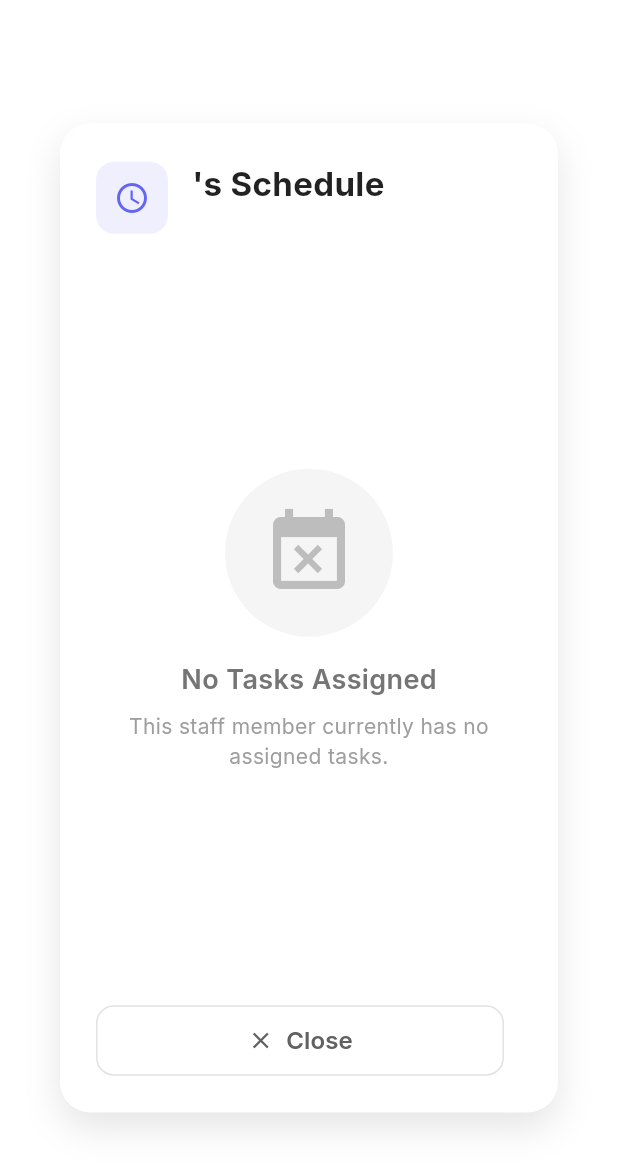
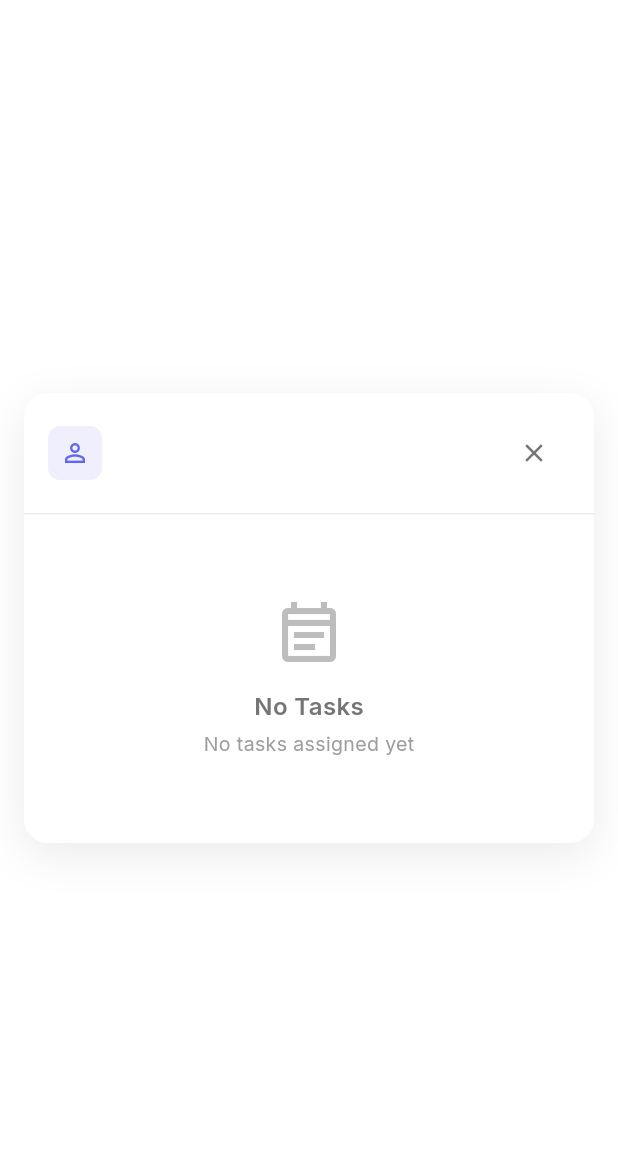
Before and after one commit to delgadjp/Raven-Nest, a Flutter app: the StaffScheduleDialog widget shown alone on an empty page, opened directly with empty values, on a phone screen of 412 x 824 dp. Shown: the top 1168 px of the screen. Run offline on Flutter 3.47's test engine with Material 3 defaults, Android fonts, the phone set to English and light mode, and no system bars; our stand-ins replace fl_chart, go_router, google_fonts, supabase_flutter; accounts and stored records are empty.

Commit message:
refactor: Improve layout and responsiveness of StaffScheduleDialog with dynamic height calculations and enhanced UI components

```diff
--- a/lib/widgets/housekeeping/staff_schedule_dialog.dart
+++ b/lib/widgets/housekeeping/staff_schedule_dialog.dart
@@ -12,141 +12,184 @@ class StaffScheduleDialog extends StatelessWidget {
 
   @override
   Widget build(BuildContext context) {
+    final screenSize = MediaQuery.of(context).size;
+    final isSmallScreen = screenSize.width < 600;
+
     // Sort tasks by due date using utility
     final sortedTasks = ScheduleUtils.sortTasksByDateTime(staffTasks);
 
     // Group tasks by date using utility
     final tasksByDate = ScheduleUtils.groupTasksByDate(sortedTasks);
 
+    // Calculate dynamic height based on task count
+    final taskCount = staffTasks.length;
+    final dateCount = tasksByDate.keys.length;
+
+    // Estimate heights
+    final headerHeight = isSmallScreen ? 80.0 : 90.0;
+    final dividerHeight = 1.0;
+    final emptyStateHeight = isSmallScreen ? 200.0 : 250.0;
+    final taskCardHeight = isSmallScreen ? 90.0 : 110.0;
+    final dateHeaderHeight = isSmallScreen ? 40.0 : 50.0;
+    final paddingHeight = isSmallScreen ? 32.0 : 44.0; // ListView padding
+    final spacingHeight = dateCount > 1 ? (dateCount - 1) * (isSmallScreen ? 16.0 : 20.0) : 0.0;
+
+    double contentHeight;
+    if (staffTasks.isEmpty) {
+      contentHeight = headerHeight + dividerHeight + emptyStateHeight;
+    } else {
+      contentHeight = headerHeight + dividerHeight + paddingHeight +
+                     (dateCount * dateHeaderHeight) +
+                     (taskCount * taskCardHeight) +
+                     spacingHeight;
+    }
+
+    // Set min and max constraints
+    final minHeight = isSmallScreen ? 300.0 : 400.0;
+    final maxHeight = screenSize.height * (isSmallScreen ? 0.85 : 0.8);
+
+    final dialogHeight = contentHeight.clamp(minHeight, maxHeight);
+
     return Dialog(
-      shape: RoundedRectangleBorder(
-        borderRadius: BorderRadius.circular(20),
+      backgroundColor: Colors.transparent,
+      insetPadding: EdgeInsets.symmetric(
+        horizontal: isSmallScreen ? 16 : 40,
+        vertical: isSmallScreen ? 24 : 60,
       ),
-      backgroundColor: Colors.transparent,
       child: Container(
-        width: double.maxFinite,
-        height: MediaQuery.of(context).size.height * 0.8,
-        padding: const EdgeInsets.all(24),
+        width: isSmallScreen ? double.maxFinite : 600,
+        height: dialogHeight,
+        constraints: BoxConstraints(
+          minHeight: minHeight,
+          maxHeight: maxHeight,
+        ),
         decoration: BoxDecoration(
           color: Colors.white,
-          borderRadius: BorderRadius.circular(20),
+          borderRadius: BorderRadius.circular(16),
           boxShadow: [
             BoxShadow(
-              color: Colors.black.withOpacity(0.1),
-              blurRadius: 20,
-              offset: const Offset(0, 10),
+              color: Colors.black.withOpacity(0.08),
+              blurRadius: 24,
+              offset: const Offset(0, 8),
             ),
           ],
         ),
         child: Column(
-          crossAxisAlignment: CrossAxisAlignment.start,
           children: [
             // Header
-            _buildHeader(),
-            const SizedBox(height: 20),
+            _buildHeader(context, isSmallScreen),
+
+            // Divider
+            Divider(
+              height: 1,
+              color: Colors.grey.withOpacity(0.2),
+            ),
 
             // Schedule Content
             Expanded(
               child: staffTasks.isEmpty
-                  ? _buildEmptyState()
-                  : _buildScheduleContent(tasksByDate),
+                  ? _buildEmptyState(isSmallScreen)
+                  : _buildScheduleContent(tasksByDate, isSmallScreen),
             ),
-
-            const SizedBox(height: 20),
-
-            // Actions
-            _buildActions(context),
           ],
         ),
       ),
     );
   }
 
-  Widget _buildHeader() {
-    return Row(
+  Widget _buildHeader(BuildContext context, bool isSmallScreen) {
+    return Padding(
+      padding: EdgeInsets.all(isSmallScreen ? 16 : 20),
+      child: Row(
         children: [
           Container(
-          padding: const EdgeInsets.all(12),
+            padding: const EdgeInsets.all(8),
             decoration: BoxDecoration(
               color: const Color(0xFF6366F1).withOpacity(0.1),
-            borderRadius: BorderRadius.circular(12),
+              borderRadius: BorderRadius.circular(8),
             ),
-          child: const Icon(
-            Icons.schedule,
-            color: Color(0xFF6366F1),
-            size: 24,
+            child: Icon(
+              Icons.person_outline,
+              color: const Color(0xFF6366F1),
+              size: isSmallScreen ? 20 : 24,
             ),
           ),
-        const SizedBox(width: 16),
+          const SizedBox(width: 12),
           Expanded(
             child: Column(
               crossAxisAlignment: CrossAxisAlignment.start,
               children: [
                 Text(
-                '${staffMember['name']}\'s Schedule',
-                style: const TextStyle(
-                  fontSize: 22,
-                  fontWeight: FontWeight.bold,
+                  staffMember['name'],
+                  style: TextStyle(
+                    fontSize: isSmallScreen ? 18 : 20,
+                    fontWeight: FontWeight.w600,
                     color: Colors.black87,
                   ),
+                  overflow: TextOverflow.ellipsis,
                 ),
                 Text(
                   staffMember['role'],
                   style: TextStyle(
-                  fontSize: 14,
+                    fontSize: isSmallScreen ? 12 : 14,
                     color: Colors.grey[600],
-                  fontWeight: FontWeight.w500,
                   ),
                 ),
               ],
             ),
           ),
-      ],
-    );
-  }
-
-  Widget _buildEmptyState() {
-    return Center(
-      child: Column(
-        mainAxisAlignment: MainAxisAlignment.center,
-        children: [
-          Container(
-            padding: const EdgeInsets.all(24),
-            decoration: BoxDecoration(
-              color: Colors.grey.withOpacity(0.1),
-              shape: BoxShape.circle,
-            ),
-            child: Icon(
-              Icons.event_busy,
-              size: 64,
-              color: Colors.grey[400],
-            ),
-          ),
-          const SizedBox(height: 16),
-          Text(
-            'No Tasks Assigned',
-            style: TextStyle(
-              fontSize: 18,
-              fontWeight: FontWeight.w600,
+          IconButton(
+            onPressed: () => Navigator.of(context).pop(),
+            icon: const Icon(Icons.close),
             color: Colors.grey[600],
-            ),
-          ),
-          const SizedBox(height: 8),
-          Text(
-            'This staff member currently has no assigned tasks.',
-            style: TextStyle(
-              fontSize: 14,
-              color: Colors.grey[500],
-            ),
-            textAlign: TextAlign.center,
+            iconSize: isSmallScreen ? 20 : 24,
           ),
         ],
       ),
     );
   }
 
-  Widget _buildScheduleContent(Map<String, List<Map<String, dynamic>>> tasksByDate) {
+  Widget _buildEmptyState(bool isSmallScreen) {
+    return Padding(
+      padding: EdgeInsets.all(isSmallScreen ? 16 : 24),
+      child: Center(
+        child: Column(
+          mainAxisAlignment: MainAxisAlignment.center,
+          children: [
+            Icon(
+              Icons.event_note_outlined,
+              size: isSmallScreen ? 48 : 64,
+              color: Colors.grey[400],
+            ),
+            SizedBox(height: isSmallScreen ? 12 : 16),
+            Text(
+              'No Tasks',
+              style: TextStyle(
+                fontSize: isSmallScreen ? 16 : 18,
+                fontWeight: FontWeight.w600,
+                color: Colors.grey[600],
+              ),
+            ),
+            SizedBox(height: isSmallScreen ? 4 : 8),
+            Text(
+              'No tasks assigned yet',
+              style: TextStyle(
+                fontSize: isSmallScreen ? 13 : 14,
+                color: Colors.grey[500],
+              ),
+            ),
+          ],
+        ),
+      ),
+    );
+  }
+
+  Widget _buildScheduleContent(Map<String, List<Map<String, dynamic>>> tasksByDate, bool isSmallScreen) {
     return ListView.builder(
+      padding: EdgeInsets.symmetric(
+        horizontal: isSmallScreen ? 16 : 20,
+        vertical: isSmallScreen ? 8 : 12,
+      ),
       itemCount: tasksByDate.keys.length,
       itemBuilder: (context, index) {
         final dateKey = tasksByDate.keys.elementAt(index);
@@ -155,54 +198,60 @@ class StaffScheduleDialog extends StatelessWidget {
         return Column(
           crossAxisAlignment: CrossAxisAlignment.start,
           children: [
-            if (index > 0) const SizedBox(height: 20),
-            _buildDateHeader(dateKey),
-            const SizedBox(height: 12),
-            ...tasks.map((task) => _buildTaskCard(task)),
+            if (index > 0) SizedBox(height: isSmallScreen ? 16 : 20),
+            _buildDateHeader(dateKey, isSmallScreen),
+            SizedBox(height: isSmallScreen ? 8 : 12),
+            ...tasks.map((task) => _buildTaskCard(task, isSmallScreen)),
           ],
         );
       },
     );
   }
 
-  Widget _buildDateHeader(String dateKey) {
+  Widget _buildDateHeader(String dateKey, bool isSmallScreen) {
     final now = DateTime.now();
     final isToday = dateKey == ScheduleUtils.formatDate(now);
     final isTomorrow = dateKey == ScheduleUtils.formatDate(now.add(const Duration(days: 1)));
 
     String displayText = dateKey;
-    Color backgroundColor = Colors.grey.withOpacity(0.1);
-    Color textColor = Colors.grey[600]!;
+    Color backgroundColor = Colors.grey.withOpacity(0.08);
+    Color textColor = Colors.grey[700]!;
+    IconData icon = Icons.calendar_today_outlined;
 
     if (isToday) {
-      displayText = 'Today • $dateKey';
-      backgroundColor = Colors.blue.withOpacity(0.1);
-      textColor = Colors.blue;
+      displayText = isSmallScreen ? 'Today' : 'Today';
+      backgroundColor = const Color(0xFF6366F1).withOpacity(0.1);
+      textColor = const Color(0xFF6366F1);
+      icon = Icons.today_outlined;
     } else if (isTomorrow) {
-      displayText = 'Tomorrow • $dateKey';
+      displayText = isSmallScreen ? 'Tomorrow' : 'Tomorrow';
       backgroundColor = Colors.orange.withOpacity(0.1);
-      textColor = Colors.orange;
+      textColor = Colors.orange[700]!;
+      icon = Icons.event_outlined;
     }
 
     return Container(
-      padding: const EdgeInsets.symmetric(horizontal: 12, vertical: 8),
+      padding: EdgeInsets.symmetric(
+        horizontal: isSmallScreen ? 8 : 12,
+        vertical: isSmallScreen ? 6 : 8,
+      ),
       decoration: BoxDecoration(
         color: backgroundColor,
-        borderRadius: BorderRadius.circular(8),
+        borderRadius: BorderRadius.circular(6),
       ),
       child: Row(
         mainAxisSize: MainAxisSize.min,
         children: [
           Icon(
-            Icons.calendar_today,
-            size: 16,
+            icon,
+            size: isSmallScreen ? 14 : 16,
             color: textColor,
           ),
-          const SizedBox(width: 8),
+          SizedBox(width: isSmallScreen ? 6 : 8),
           Text(
             displayText,
             style: TextStyle(
-              fontSize: 14,
+              fontSize: isSmallScreen ? 12 : 14,
               fontWeight: FontWeight.w600,
               color: textColor,
             ),
@@ -212,118 +261,88 @@ class StaffScheduleDialog extends StatelessWidget {
     );
   }
 
-  Widget _buildTaskCard(Map<String, dynamic> task) {
-    final dueDate = task['dueDate'] as DateTime;
+  Widget _buildTaskCard(Map<String, dynamic> task, bool isSmallScreen) {
     final priorityColor = ScheduleUtils.getTaskPriorityColor(task['priority']);
 
     return Container(
-      margin: const EdgeInsets.only(bottom: 12),
-      padding: const EdgeInsets.all(16),
+      margin: EdgeInsets.only(bottom: isSmallScreen ? 8 : 12),
+      padding: EdgeInsets.all(isSmallScreen ? 12 : 16),
       decoration: BoxDecoration(
-        color: Colors.white,
-        borderRadius: BorderRadius.circular(12),
+        color: Colors.grey.withOpacity(0.02),
+        borderRadius: BorderRadius.circular(8),
         border: Border.all(
-          color: priorityColor.withOpacity(0.2),
-          width: 1.5,
+          color: Colors.grey.withOpacity(0.15),
+          width: 1,
         ),
-        boxShadow: [
-          BoxShadow(
-            color: Colors.black.withOpacity(0.05),
-            blurRadius: 8,
-            offset: const Offset(0, 2),
-          ),
-        ],
       ),
       child: Column(
         crossAxisAlignment: CrossAxisAlignment.start,
         children: [
-          // Header with badges
+          // Compact header
           Row(
             children: [
               Container(
-                padding: const EdgeInsets.symmetric(horizontal: 8, vertical: 4),
+                padding: EdgeInsets.symmetric(
+                  horizontal: isSmallScreen ? 6 : 8,
+                  vertical: isSmallScreen ? 2 : 4,
+                ),
                 decoration: BoxDecoration(
                   color: priorityColor,
-                  borderRadius: BorderRadius.circular(6),
+                  borderRadius: BorderRadius.circular(4),
                 ),
                 child: Text(
-                  'Room ${task['room']}',
-                  style: const TextStyle(
+                  task['room'],
+                  style: TextStyle(
                     color: Colors.white,
-                    fontSize: 12,
-                    fontWeight: FontWeight.bold,
+                    fontSize: isSmallScreen ? 10 : 11,
+                    fontWeight: FontWeight.w600,
                   ),
                 ),
               ),
-              const SizedBox(width: 8),
-              TaskPriorityBadge(
-                priority: task['priority'],
-                fontSize: 9,
-                padding: const EdgeInsets.symmetric(horizontal: 6, vertical: 2),
-              ),
+              SizedBox(width: isSmallScreen ? 6 : 8),
               const Spacer(),
               TaskStatusBadge(
                 status: task['status'],
-                fontSize: 9,
-                padding: const EdgeInsets.symmetric(horizontal: 6, vertical: 2),
-              ),
-            ],
-          ),
-          const SizedBox(height: 12),
-
-          // Task type badge
-          TaskTypeBadge(
-            type: task['type'],
-            fontSize: 11,
-          ),
-          const SizedBox(height: 8),
-
-          Row(
-            children: [
-              Icon(
-                Icons.access_time,
-                size: 16,
-                color: Colors.grey[600],
-              ),
-              const SizedBox(width: 4),
-              Text(
-                ScheduleUtils.formatTime(dueDate),
-                style: TextStyle(
-                  fontSize: 14,
-                  color: Colors.grey[600],
-                  fontWeight: FontWeight.w500,
+                fontSize: isSmallScreen ? 8 : 9,
+                padding: EdgeInsets.symmetric(
+                  horizontal: isSmallScreen ? 4 : 6,
+                  vertical: 2,
                 ),
               ),
             ],
           ),
-          if (task['notes'] != null && task['notes'].toString().isNotEmpty) ...[
-            const SizedBox(height: 8),
-            Container(
-              padding: const EdgeInsets.all(8),
-              decoration: BoxDecoration(
-                color: Colors.grey.withOpacity(0.1),
-                borderRadius: BorderRadius.circular(6),
+
+          SizedBox(height: isSmallScreen ? 6 : 8),
+
+          // Task type
+          Row(
+            children: [
+              TaskTypeBadge(
+                type: task['type'],
+                fontSize: isSmallScreen ? 9 : 10,
               ),
-              child: Row(
-                crossAxisAlignment: CrossAxisAlignment.start,
-                children: [
-                  Icon(
-                    Icons.note,
-                    size: 16,
-                    color: Colors.grey[600],
-                  ),
-                  const SizedBox(width: 8),
-                  Expanded(
-                    child: Text(
-                      task['notes'].toString(),
-                      style: TextStyle(
-                        fontSize: 13,
-                        color: Colors.grey[700],
-                      ),
+              SizedBox(width: isSmallScreen ? 6 : 8),
+              TaskPriorityBadge(
+                priority: task['priority'],
+                fontSize: isSmallScreen ? 8 : 9,
+                padding: EdgeInsets.symmetric(
+                  horizontal: isSmallScreen ? 4 : 6,
+                  vertical: 2,
                 ),
               ),
             ],
           ),
+
+          if (task['notes'] != null && task['notes'].toString().isNotEmpty) ...[
+            SizedBox(height: isSmallScreen ? 6 : 8),
+            Text(
+              task['notes'].toString(),
+              style: TextStyle(
+                fontSize: isSmallScreen ? 11 : 12,
+                color: Colors.grey[600],
+              ),
+              maxLines: 2,
+              overflow: TextOverflow.ellipsis,
             ),
           ],
         ],
@@ -331,34 +350,5 @@ class StaffScheduleDialog extends StatelessWidget {
     );
   }
 
-  Widget _buildActions(BuildContext context) {
-    return Row(
-      children: [
-        Expanded(
-          child: OutlinedButton.icon(
-            onPressed: () => Navigator.of(context).pop(),
-            style: OutlinedButton.styleFrom(
-              padding: const EdgeInsets.symmetric(vertical: 12),
-              shape: RoundedRectangleBorder(
-                borderRadius: BorderRadius.circular(12),
-              ),
-              side: BorderSide(
-                color: Colors.grey.withOpacity(0.3),
-              ),
-              foregroundColor: Colors.grey.shade700,
-            ),
-            icon: const Icon(Icons.close, size: 18),
-            label: const Text(
-              'Close',
-              style: TextStyle(
-                fontSize: 16,
-                fontWeight: FontWeight.w600,
-              ),
-            ),
-          ),
-        ),
-        const SizedBox(width: 12),
-      ],
-    );
+
 }
-}
```
Lines whose indentation alone changed are shown as unchanged.
